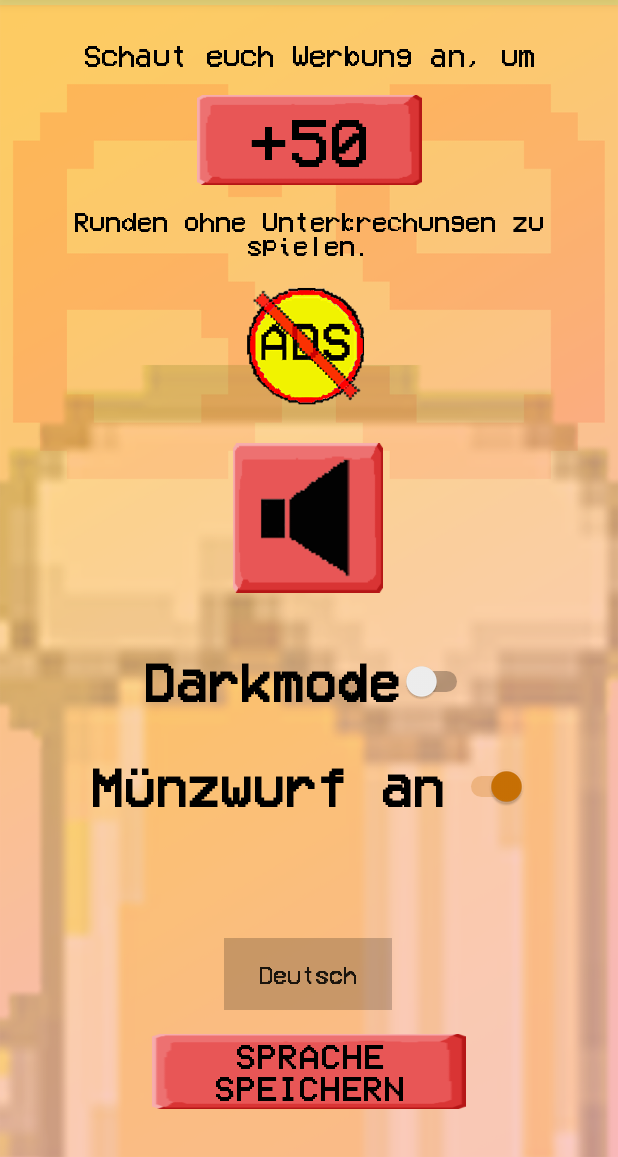
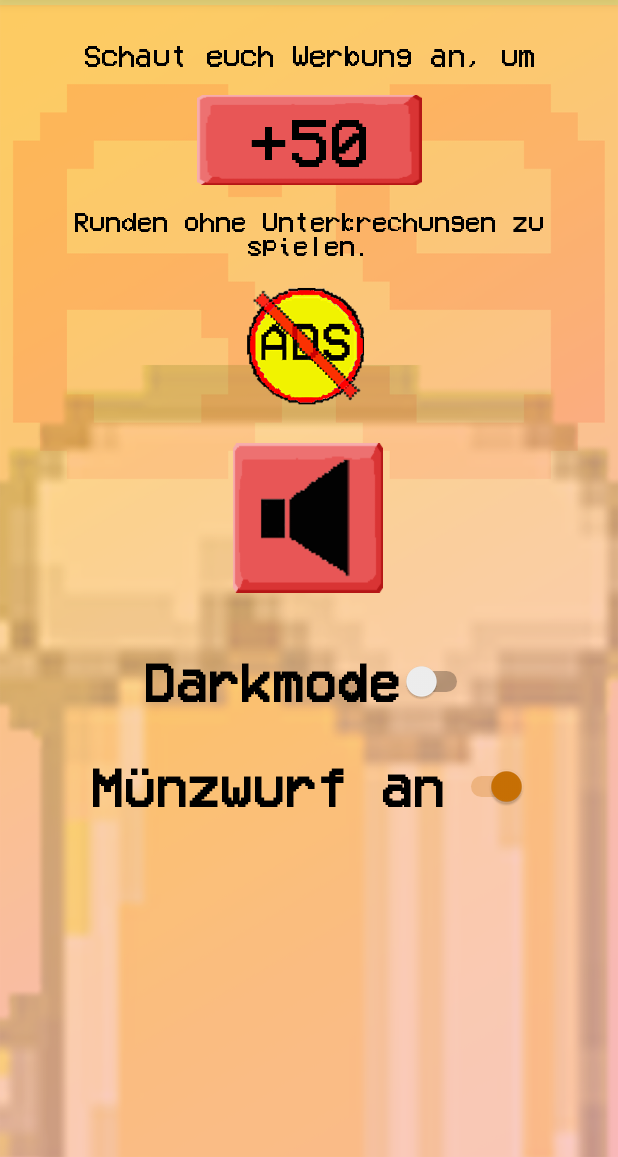
Before and after one commit to PascalWitzel/RANDrink, an Android app: the screen it shows after launch (Einstellungen), in the options menu, after a tap on "Einstellungen", on a phone screen of 412 x 824 dp, the part 79-1236 px from its top. Run offline under Robolectric (Android 15) with nearby library versions, the phone set to English and light mode, and no system bars; our stand-ins replace AdMob; libraries missing offline, so code that uses them is left out: com.android.billingclient; 5 statements that could not run were skipped.

Commit message:
String angepasst, Shop auskommentiert, Sprachen unvisible gestellt

```diff
--- a/app/src/main/java/schulzUndWitzelGbR/App/saufio/MainActivity.java
+++ b/app/src/main/java/schulzUndWitzelGbR/App/saufio/MainActivity.java
@@ -104,8 +104,8 @@ public class MainActivity extends AppCompatActivity implements PurchasesUpdatedL
             case R.id.Aufgabe:
                 startActivity(new Intent(MainActivity.this, ac_aufgaben.class));
                 return true;
-            case R.id.Shop:
-                startActivity(new Intent(MainActivity.this, Shop.class));
+            //case R.id.Shop:
+              //  startActivity(new Intent(MainActivity.this, Shop.class));
             case R.id.Sucht:
                 startActivity(new Intent(MainActivity.this, sucht.class));
             default:
--- a/app/src/main/res/layout-sw320dp/activity_einstellungen.xml
+++ b/app/src/main/res/layout-sw320dp/activity_einstellungen.xml
@@ -94,6 +94,7 @@
         android:textColor="?attr/primaryTitleColor"
         android:textSize="36sp"
         android:textStyle="bold"
+        android:visibility="invisible"
         app:layout_constraintBottom_toTopOf="@+id/btn_sprache_save"
         app:layout_constraintEnd_toEndOf="parent"
         app:layout_constraintHorizontal_bias="0.498"
@@ -112,6 +113,7 @@
         android:textColor="?attr/primaryTitleColor"
         android:textColorHint="?attr/primaryTitleColor"
         android:textSize="24sp"
+        android:visibility="invisible"
         app:layout_constraintBottom_toBottomOf="parent"
         app:layout_constraintEnd_toEndOf="parent"
         app:layout_constraintStart_toStartOf="parent"
--- a/app/src/main/res/layout-sw480dp/activity_einstellungen.xml
+++ b/app/src/main/res/layout-sw480dp/activity_einstellungen.xml
@@ -94,6 +94,7 @@
         android:textColor="?attr/primaryTitleColor"
         android:textSize="36sp"
         android:textStyle="bold"
+        android:visibility="invisible"
         app:layout_constraintBottom_toTopOf="@+id/btn_sprache_save"
         app:layout_constraintEnd_toEndOf="parent"
         app:layout_constraintHorizontal_bias="0.498"
@@ -112,6 +113,7 @@
         android:textColor="?attr/primaryTitleColor"
         android:textColorHint="?attr/primaryTitleColor"
         android:textSize="34sp"
+        android:visibility="invisible"
         app:layout_constraintBottom_toBottomOf="parent"
         app:layout_constraintEnd_toEndOf="parent"
         app:layout_constraintStart_toStartOf="parent" />
--- a/app/src/main/res/layout-sw600dp/activity_einstellungen.xml
+++ b/app/src/main/res/layout-sw600dp/activity_einstellungen.xml
@@ -102,6 +102,7 @@
         android:textColor="?attr/primaryTitleColor"
         android:textSize="36sp"
         android:textStyle="bold"
+        android:visibility="invisible"
         app:layout_constraintBottom_toTopOf="@+id/btn_sprache_save"
         app:layout_constraintEnd_toEndOf="parent"
         app:layout_constraintStart_toStartOf="parent"
@@ -121,6 +122,7 @@
         android:textColor="?attr/primaryTitleColor"
         android:textColorHint="?attr/primaryTitleColor"
         android:textSize="34sp"
+        android:visibility="invisible"
         app:layout_constraintBottom_toBottomOf="parent"
         app:layout_constraintEnd_toEndOf="parent"
         app:layout_constraintHorizontal_bias="0.49"
--- a/app/src/main/res/layout-sw720dp/activity_einstellungen.xml
+++ b/app/src/main/res/layout-sw720dp/activity_einstellungen.xml
@@ -105,6 +105,7 @@
         android:textColor="?attr/primaryTitleColor"
         android:textSize="36sp"
         android:textStyle="bold"
+        android:visibility="invisible"
         app:layout_constraintBottom_toTopOf="@+id/btn_sprache_save"
         app:layout_constraintEnd_toEndOf="parent"
         app:layout_constraintStart_toStartOf="parent"
@@ -124,6 +125,7 @@
         android:textColor="?attr/primaryTitleColor"
         android:textColorHint="?attr/primaryTitleColor"
         android:textSize="48sp"
+        android:visibility="invisible"
         app:layout_constraintBottom_toBottomOf="parent"
         app:layout_constraintEnd_toEndOf="parent"
         app:layout_constraintHorizontal_bias="0.497"
--- a/app/src/main/res/layout/activity_einstellungen.xml
+++ b/app/src/main/res/layout/activity_einstellungen.xml
@@ -92,6 +92,7 @@
         android:textColor="?attr/primaryTitleColor"
         android:textSize="10sp"
         android:textStyle="bold"
+        android:visibility="invisible"
         app:layout_constraintBottom_toBottomOf="parent"
         app:layout_constraintEnd_toEndOf="parent"
         app:layout_constraintHorizontal_bias="0.598"
@@ -110,6 +111,7 @@
         android:textColor="?attr/primaryTitleColor"
         android:textColorHint="?attr/primaryTitleColor"
         android:textSize="10sp"
+        android:visibility="invisible"
         app:layout_constraintBottom_toBottomOf="parent"
         app:layout_constraintEnd_toEndOf="parent"
         app:layout_constraintHorizontal_bias="0.136"
--- a/app/src/main/res/menu/menu_main.xml
+++ b/app/src/main/res/menu/menu_main.xml
@@ -6,9 +6,9 @@
         android:title="@string/einstellungen" />
     <item android:id="@+id/Credits"
         android:title="@string/credits" />
-    <item android:id="@+id/Shop"
+   <!-- <item android:id="@+id/Shop"
         android:title="@string/shop">
-    </item>
+    </item> -->
     <item android:id="@+id/Sucht"
         android:title="@string/vieltrinker">
     </item>
```
Also changed, not shown: 1 other file.
